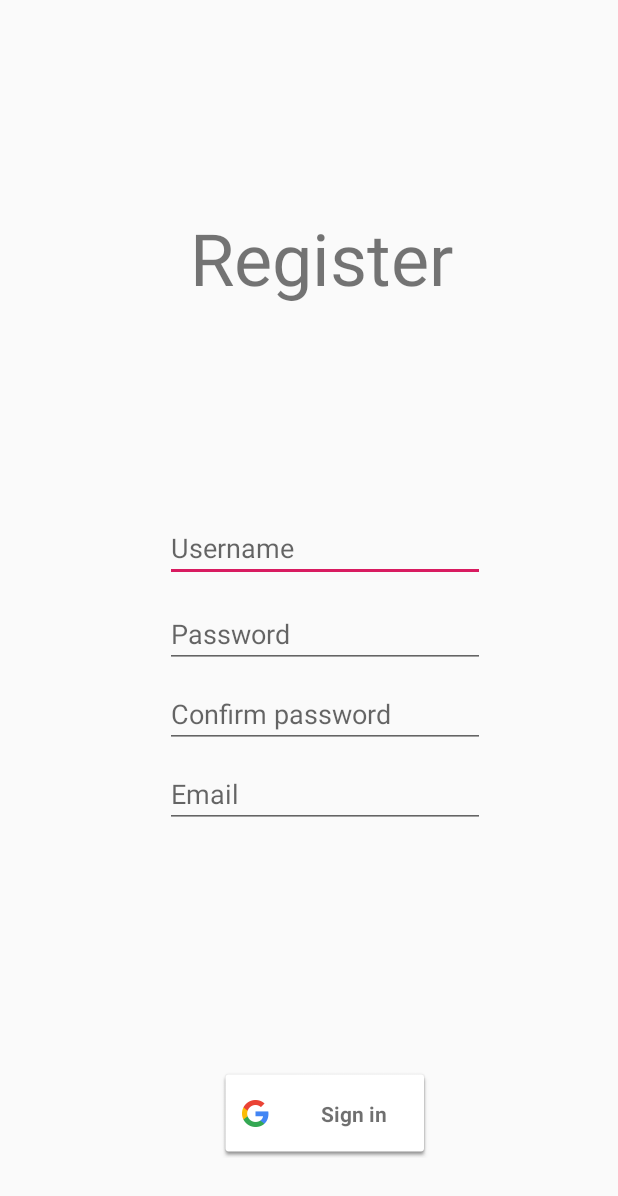
After one commit to iustinC/BlueLearn, an Android app: the RegisterActivity screen opened directly, with no data from a screen before it, on a phone screen of 412 x 824 dp. The commit adds this screen. Shown: the top 1196 px of the screen. Run offline under Robolectric (Android 15) with nearby library versions, the phone set to English and light mode, and no system bars.

Commit message:
Sign in with google on register page

```diff
--- a/app/build.gradle
+++ b/app/build.gradle
@@ -25,4 +25,5 @@ dependencies {
     testImplementation 'junit:junit:4.12'
     androidTestImplementation 'com.android.support.test:runner:1.0.2'
     androidTestImplementation 'com.android.support.test.espresso:espresso-core:3.0.2'
+    implementation 'com.google.android.gms:play-services-auth:16.0.1'
 }
--- /dev/null
+++ b/app/src/main/java/com/example/iustin/bluelearn/activities/RegisterActivity.java
@@ -0,0 +1,86 @@
+package com.example.iustin.bluelearn.activities;
+
+import android.content.Intent;
+import android.os.Bundle;
+import android.support.v7.app.AppCompatActivity;
+import android.util.Log;
+import android.view.View;
+
+import com.example.iustin.bluelearn.R;
+import com.google.android.gms.auth.api.signin.GoogleSignIn;
+import com.google.android.gms.auth.api.signin.GoogleSignInAccount;
+import com.google.android.gms.auth.api.signin.GoogleSignInClient;
+import com.google.android.gms.auth.api.signin.GoogleSignInOptions;
+import com.google.android.gms.common.api.ApiException;
+import com.google.android.gms.tasks.Task;
+
+public class RegisterActivity extends AppCompatActivity implements View.OnClickListener {
+
+    private static final String TAG = RegisterActivity.class.getName();
+    private static final int RC_SIGN_IN = 0;
+
+    private GoogleSignInAccount account;
+    private GoogleSignInClient mGoogleSignInClient;
+
+    @Override
+    protected void onCreate(Bundle savedInstanceState) {
+        super.onCreate(savedInstanceState);
+        this.getSupportActionBar().hide();
+        setContentView(R.layout.activity_register);
+        findViewById(R.id.sign_in_button).setOnClickListener(this);
+        GoogleSignInOptions gso = new GoogleSignInOptions.Builder(GoogleSignInOptions.DEFAULT_SIGN_IN)
+                .requestIdToken("137471035771-56bnlpp4256vftbk39d9ga524epc8end.apps.googleusercontent.com")
+                .requestEmail()
+                .build();
+
+        mGoogleSignInClient = GoogleSignIn.getClient(this, gso);
+    }
+
+    @Override
+    protected void onStart() {
+        super.onStart();
+        account = GoogleSignIn.getLastSignedInAccount(this);
+        if (account != null) {
+            Log.d(TAG, "User already logged with google.");
+        }
+    }
+
+    @Override
+    public void onClick(View v) {
+        switch (v.getId()) {
+            case R.id.sign_in_button :
+                signInGoogle();
+                break;
+        }
+    }
+
+    @Override
+    public void onActivityResult(int requestCode, int resultCode, Intent data) {
+        super.onActivityResult(requestCode, resultCode, data);
+
+        // Result returned from launching the Intent from GoogleSignInClient.getSignInIntent(...);
+        if (requestCode == RC_SIGN_IN) {
+            // The Task returned from this call is always completed, no need to attach
+            // a listener.
+            Task<GoogleSignInAccount> task = GoogleSignIn.getSignedInAccountFromIntent(data);
+            handleSignInResult(task);
+        }
+    }
+
+    private void handleSignInResult(Task<GoogleSignInAccount> completedTask) {
+        try {
+            GoogleSignInAccount account = completedTask.getResult(ApiException.class);
+
+        } catch (ApiException e) {
+            // The ApiException status code indicates the detailed failure reason.
+            // Please refer to the GoogleSignInStatusCodes class reference for more information.
+            Log.w(TAG, "signInResult:failed code=" + e.getStatusCode());
+        }
+    }
+
+
+    private void signInGoogle() {
+        Intent signInIntent = mGoogleSignInClient.getSignInIntent();
+        startActivityForResult(signInIntent, RC_SIGN_IN);
+    }
+}
--- /dev/null
+++ b/app/src/main/res/layout/activity_register.xml
@@ -0,0 +1,97 @@
+<?xml version="1.0" encoding="utf-8"?>
+<android.support.constraint.ConstraintLayout xmlns:android="http://schemas.android.com/apk/res/android"
+    xmlns:app="http://schemas.android.com/apk/res-auto"
+    xmlns:tools="http://schemas.android.com/tools"
+    android:layout_width="match_parent"
+    android:layout_height="match_parent"
+    tools:context=".activities.RegisterActivity">
+
+    <TextView
+        android:id="@+id/txtViewRegister"
+        android:layout_width="wrap_content"
+        android:layout_height="wrap_content"
+        android:layout_marginStart="8dp"
+        android:layout_marginTop="8dp"
+        android:layout_marginEnd="8dp"
+        android:layout_marginBottom="8dp"
+        android:text="@string/register"
+        android:textSize="48dp"
+        app:layout_constraintBottom_toTopOf="@+id/editTxtUsername"
+        app:layout_constraintEnd_toEndOf="parent"
+        app:layout_constraintHorizontal_bias="0.538"
+        app:layout_constraintStart_toStartOf="parent"
+        app:layout_constraintTop_toTopOf="parent" />
+
+    <EditText
+        android:id="@+id/editTxtUsername"
+        android:layout_width="wrap_content"
+        android:layout_height="wrap_content"
+        android:layout_marginStart="8dp"
+        android:layout_marginEnd="8dp"
+        android:layout_marginBottom="12dp"
+        android:ems="10"
+        android:hint="Username"
+        android:inputType="textPersonName"
+        app:layout_constraintBottom_toTopOf="@+id/editTxtPassword"
+        app:layout_constraintEnd_toEndOf="parent"
+        app:layout_constraintHorizontal_bias="0.56"
+        app:layout_constraintStart_toStartOf="parent" />
+
+    <EditText
+        android:id="@+id/editTxtPassword"
+        android:layout_width="wrap_content"
+        android:layout_height="wrap_content"
+        android:layout_marginStart="8dp"
+        android:layout_marginEnd="8dp"
+        android:layout_marginBottom="8dp"
+        android:ems="10"
+        android:hint="Password"
+        android:inputType="textPassword"
+        app:layout_constraintBottom_toTopOf="@+id/editTxtConfirmPassword"
+        app:layout_constraintEnd_toEndOf="parent"
+        app:layout_constraintHorizontal_bias="0.56"
+        app:layout_constraintStart_toStartOf="parent" />
+
+    <EditText
+        android:id="@+id/editTxtConfirmPassword"
+        android:layout_width="wrap_content"
+        android:layout_height="wrap_content"
+        android:layout_marginStart="8dp"
+        android:layout_marginEnd="8dp"
+        android:layout_marginBottom="8dp"
+        android:ems="10"
+        android:hint="Confirm password"
+        android:inputType="textPassword"
+        app:layout_constraintBottom_toTopOf="@+id/editTxtEmail"
+        app:layout_constraintEnd_toEndOf="parent"
+        app:layout_constraintHorizontal_bias="0.56"
+        app:layout_constraintStart_toStartOf="parent" />
+
+    <EditText
+        android:id="@+id/editTxtEmail"
+        android:layout_width="wrap_content"
+        android:layout_height="wrap_content"
+        android:layout_marginStart="8dp"
+        android:layout_marginEnd="8dp"
+        android:layout_marginBottom="160dp"
+        android:ems="10"
+        android:hint="Email"
+        android:inputType="textPersonName"
+        app:layout_constraintBottom_toTopOf="@+id/sign_in_button"
+        app:layout_constraintEnd_toEndOf="parent"
+        app:layout_constraintHorizontal_bias="0.56"
+        app:layout_constraintStart_toStartOf="parent" />
+
+    <com.google.android.gms.common.SignInButton
+        android:id="@+id/sign_in_button"
+        android:layout_width="141dp"
+        android:layout_height="60dp"
+        android:layout_marginStart="8dp"
+        android:layout_marginEnd="8dp"
+        android:layout_marginBottom="52dp"
+        app:layout_constraintBottom_toBottomOf="parent"
+        app:layout_constraintEnd_toEndOf="parent"
+        app:layout_constraintHorizontal_bias="0.543"
+        app:layout_constraintStart_toStartOf="parent" />
+
+</android.support.constraint.ConstraintLayout>
--- a/app/src/main/res/values/strings.xml
+++ b/app/src/main/res/values/strings.xml
@@ -1,3 +1,8 @@
 <resources>
     <string name="app_name">BlueLearn</string>
+
+    <string name="createAccount">Create an account</string>
+    <string name="signIn">Sign in</string>
+    <string name="quickChallenge">Quick Challenge</string>
+    <string name="register">Register</string>
 </resources>
--- a/build.gradle
+++ b/build.gradle
@@ -8,8 +8,7 @@ buildscript {
     }
     dependencies {
         classpath 'com.android.tools.build:gradle:3.2.0'
-
-
+        classpath 'com.google.gms:google-services:3.3.1'
         // NOTE: Do not place your application dependencies here; they belong
         // in the individual module build.gradle files
     }
```
Also changed, not shown: app/src/main/AndroidManifest.xml (+6 -1 lines), app/src/main/java/com/example/iustin/bluelearn/MainActivity.java (deleted, +0 -13 lines), app/src/main/java/com/example/iustin/bluelearn/activities/MainActivity.java (added, +57 -0 lines), app/src/main/res/layout/activity_main.xml (+48 -5 lines), app/src/main/res/drawable/logo1.png (added), app/src/main/res/drawable/logo2.png (added), 2 other files.
